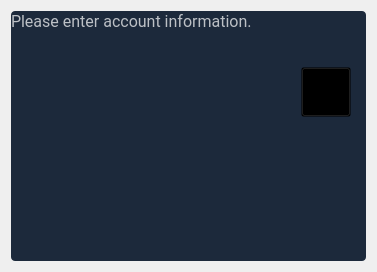
opierre/Budgetter, file budgetter/view/skeletons/AddAccount.ui: the form before one commit.
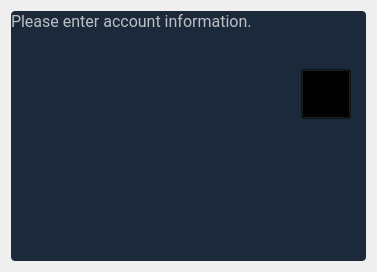
The form after the commit. Icons and pictures are not drawn. Custom widgets are drawn as their Qt base class.

What changed in the file:
```diff
--- a/budgetter/view/skeletons/AddAccount.ui
+++ b/budgetter/view/skeletons/AddAccount.ui
@@ -187,7 +187,7 @@
               <number>0</number>
              </property>
              <property name="bottomMargin">
-              <number>2</number>
+              <number>0</number>
              </property>
              <item>
               <spacer name="verticalSpacer">
@@ -228,8 +228,8 @@
                </property>
                <property name="iconSize">
                 <size>
-                 <width>40</width>
-                 <height>40</height>
+                 <width>28</width>
+                 <height>28</height>
                 </size>
                </property>
               </widget>
```
